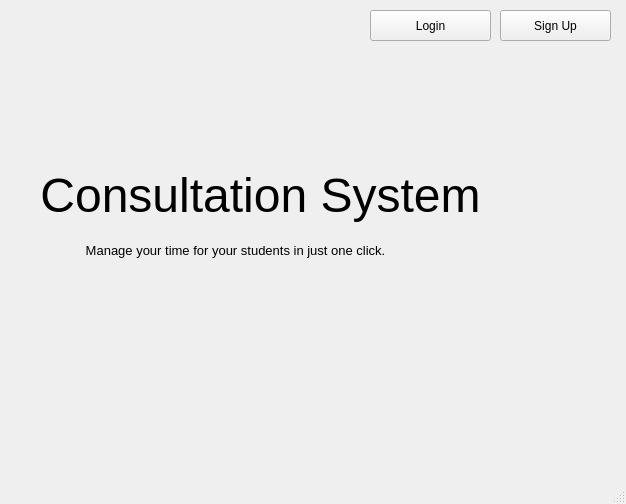
The window that interfaces/main.ui (MemExplorer/Consultation-Scheduling-System) describes before a commit, drawn with Qt 5.
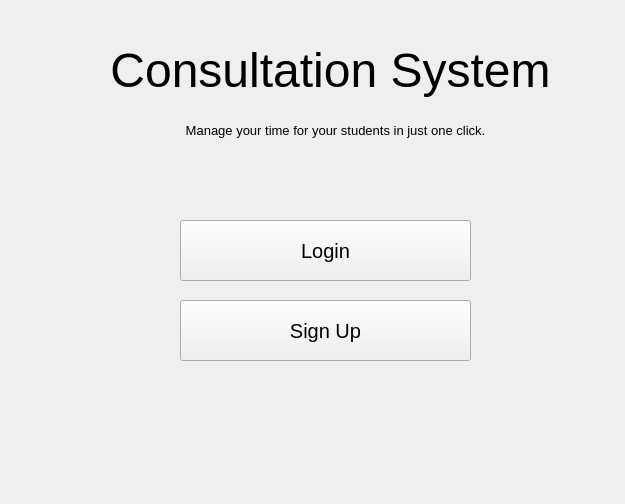
The same window after the commit. Icons and pictures are not drawn.

What changed in the file:
```diff
--- a/interfaces/main.ui
+++ b/interfaces/main.ui
@@ -6,13 +6,19 @@
    <rect>
     <x>0</x>
     <y>0</y>
-    <width>626</width>
+    <width>625</width>
     <height>504</height>
    </rect>
   </property>
+  <property name="minimumSize">
+   <size>
+    <width>625</width>
+    <height>504</height>
+   </size>
+  </property>
   <property name="maximumSize">
    <size>
-    <width>626</width>
+    <width>625</width>
     <height>504</height>
    </size>
   </property>
@@ -26,12 +32,24 @@
    <widget class="QLabel" name="Title">
     <property name="geometry">
      <rect>
-      <x>30</x>
-      <y>160</y>
+      <x>100</x>
+      <y>40</y>
       <width>461</width>
-      <height>71</height>
+      <height>61</height>
      </rect>
     </property>
+    <property name="sizePolicy">
+     <sizepolicy hsizetype="Preferred" vsizetype="Preferred">
+      <horstretch>0</horstretch>
+      <verstretch>0</verstretch>
+     </sizepolicy>
+    </property>
+    <property name="minimumSize">
+     <size>
+      <width>0</width>
+      <height>0</height>
+     </size>
+    </property>
     <property name="font">
      <font>
       <pointsize>36</pointsize>
@@ -53,8 +71,8 @@
    <widget class="QLabel" name="Title_2">
     <property name="geometry">
      <rect>
-      <x>80</x>
-      <y>240</y>
+      <x>180</x>
+      <y>120</y>
       <width>311</width>
       <height>21</height>
      </rect>
@@ -80,12 +98,16 @@
    <widget class="QPushButton" name="loginButton">
     <property name="geometry">
      <rect>
-      <x>370</x>
-      <y>10</y>
-      <width>121</width>
-      <height>31</height>
+      <x>180</x>
+      <y>220</y>
+      <width>291</width>
+      <height>61</height>
      </rect>
     </property>
+    <property name="styleSheet">
+     <string notr="true">font-size: 20px;
+</string>
+    </property>
     <property name="text">
      <string>Login</string>
     </property>
@@ -97,10 +119,10 @@
    <widget class="QPushButton" name="pushButton_2">
     <property name="geometry">
      <rect>
-      <x>500</x>
-      <y>10</y>
-      <width>111</width>
-      <height>31</height>
+      <x>180</x>
+      <y>300</y>
+      <width>291</width>
+      <height>61</height>
      </rect>
     </property>
     <property name="sizeIncrement">
@@ -109,6 +131,9 @@
       <height>0</height>
      </size>
     </property>
+    <property name="styleSheet">
+     <string notr="true">font-size: 20px;</string>
+    </property>
     <property name="text">
      <string>Sign Up</string>
     </property>
@@ -118,7 +143,6 @@
     </property>
    </widget>
   </widget>
-  <widget class="QStatusBar" name="statusbar"/>
  </widget>
  <resources>
   <include location="../resources/resources.qrc"/>
```
Left out of the diff: 6 changed lines with no effect on the pictures.
